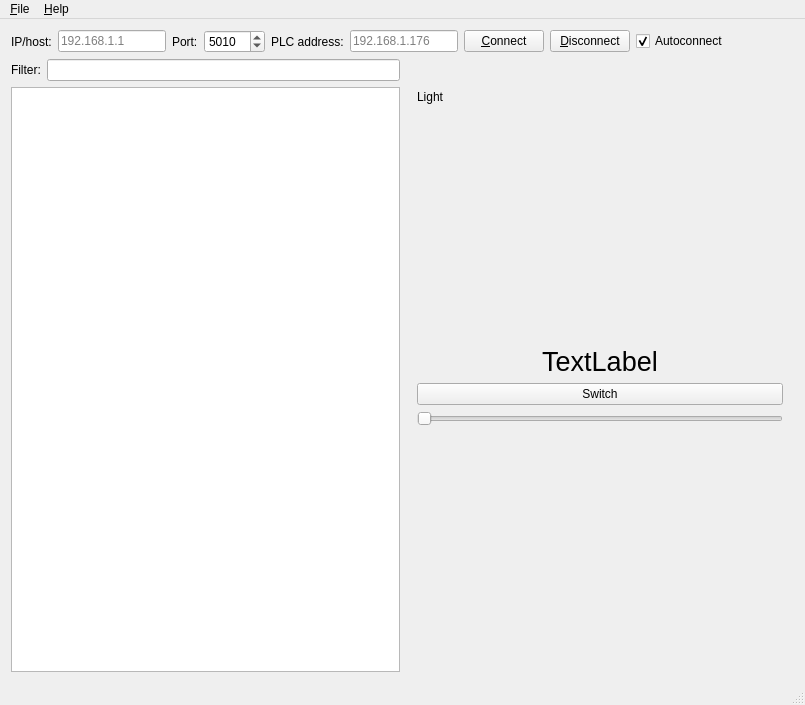
The window that mainwindow.ui (jirislaby/ifoxtrot-qt) describes before a commit, drawn with Qt 5.
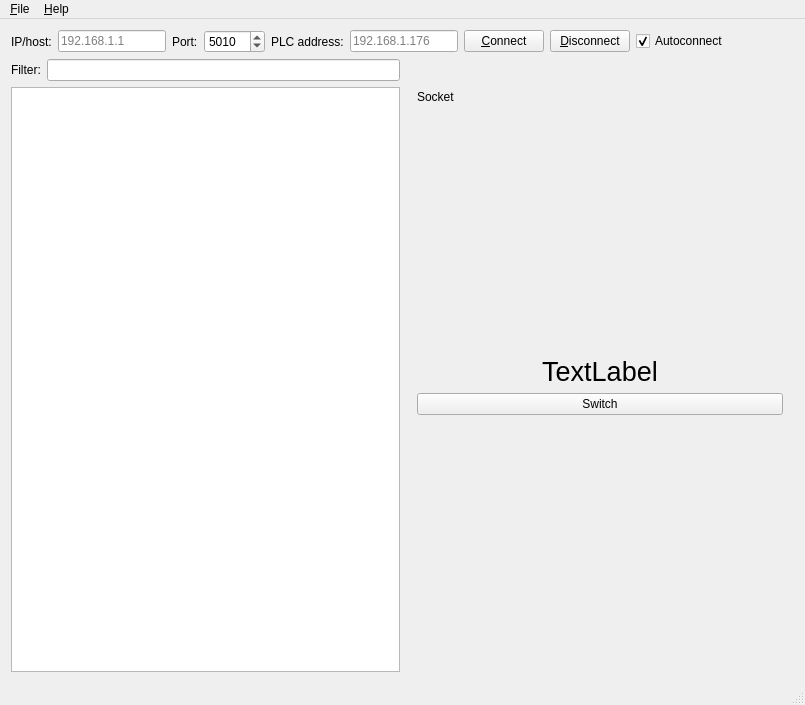
The same window after the commit. The open tabs and pages were chosen to show the change.

Commit message: ifoxtrotctl: add SOCKET support

Diff of the .ui file:
```diff
--- a/mainwindow.ui
+++ b/mainwindow.ui
@@ -296,6 +296,65 @@
             </item>
            </layout>
           </widget>
+          <widget class="QWidget" name="page_SOCKET">
+           <layout class="QVBoxLayout" name="verticalLayout_18">
+            <item>
+             <widget class="QLabel" name="labelSocket">
+              <property name="text">
+               <string>Socket</string>
+              </property>
+             </widget>
+            </item>
+            <item>
+             <spacer name="verticalSpacer_19">
+              <property name="orientation">
+               <enum>Qt::Orientation::Vertical</enum>
+              </property>
+              <property name="sizeHint" stdset="0">
+               <size>
+                <width>20</width>
+                <height>236</height>
+               </size>
+              </property>
+             </spacer>
+            </item>
+            <item>
+             <widget class="QLabel" name="labelSocketStatus">
+              <property name="font">
+               <font>
+                <pointsize>20</pointsize>
+               </font>
+              </property>
+              <property name="text">
+               <string>TextLabel</string>
+              </property>
+              <property name="alignment">
+               <set>Qt::AlignmentFlag::AlignCenter</set>
+              </property>
+             </widget>
+            </item>
+            <item>
+             <widget class="QPushButton" name="pushButtonSocket">
+              <property name="text">
+               <string>Switch</string>
+              </property>
+             </widget>
+            </item>
+            <item>
+             <spacer name="verticalSpacer_20">
+              <property name="orientation">
+               <enum>Qt::Orientation::Vertical</enum>
+              </property>
+              <property name="sizeHint" stdset="0">
+               <size>
+                <width>20</width>
+                <height>235</height>
+               </size>
+              </property>
+             </spacer>
+            </item>
+           </layout>
+          </widget>
           <widget class="QWidget" name="page_SHUTTER">
            <layout class="QVBoxLayout" name="verticalLayout_3">
             <item>
```
Left out of the diff: 104 changed lines with no effect on the pictures. The commit also changes 2 other files.
